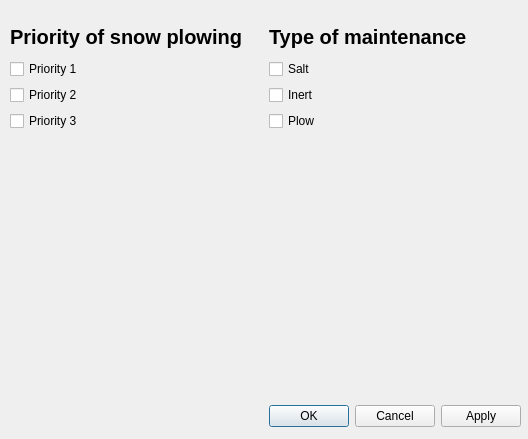
First picture: the form in plugin/snowplow_dialog_base.ui, repository pixelneo/SnowPlow, before the edit.
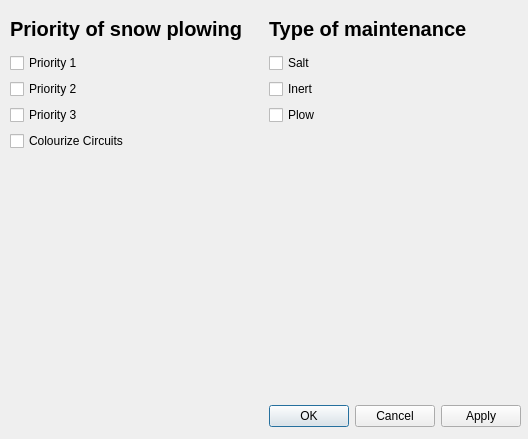
Second picture: the form after the edit.

Commit message: add colourize, not finished

Patch:
```diff
--- a/plugin/snowplow_dialog_base.ui
+++ b/plugin/snowplow_dialog_base.ui
@@ -33,11 +33,19 @@
    <property name="geometry">
     <rect>
      <x>10</x>
-     <y>20</y>
+     <y>10</y>
      <width>511</width>
-     <height>111</height>
+     <height>141</height>
     </rect>
    </property>
+   <layout class="QVBoxLayout" name="verticalLayout_4">
+    <property name="spacing">
+     <number>-1</number>
+    </property>
+    <property name="topMargin">
+     <number>0</number>
+    </property>
+    <item>
    <layout class="QHBoxLayout" name="horizontalLayout">
     <item>
      <layout class="QVBoxLayout" name="verticalLayout">
@@ -134,6 +142,15 @@
        </widget>
       </item>
      </layout>
+      </item>
+     </layout>
+    </item>
+    <item>
+     <widget class="QCheckBox" name="colourize">
+      <property name="text">
+       <string>Colourize Circuits</string>
+      </property>
+     </widget>
     </item>
    </layout>
   </widget>
```
Left out of the diff: 2 changed lines with no effect on the pictures. Lines whose indentation alone changed are shown as unchanged. The commit also changes 1 other file.
